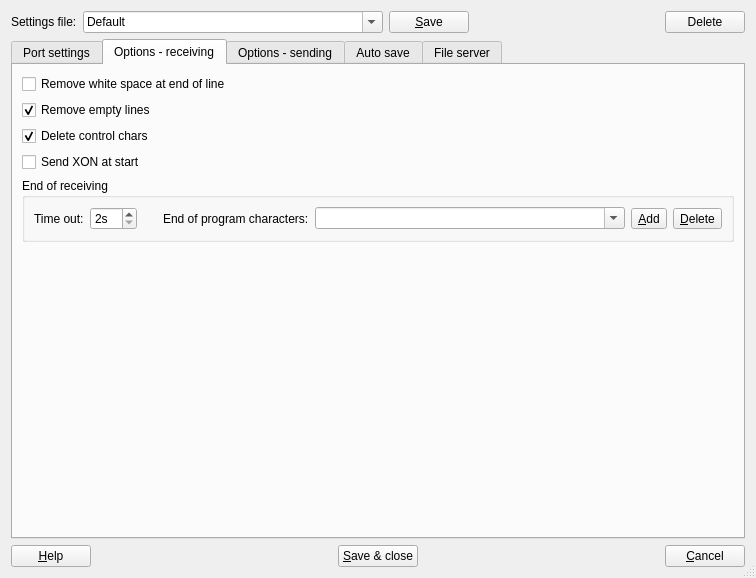
GCodeProjects/GCodeWorkShop, file src/serialportconfigdialog.ui: the form before one commit.
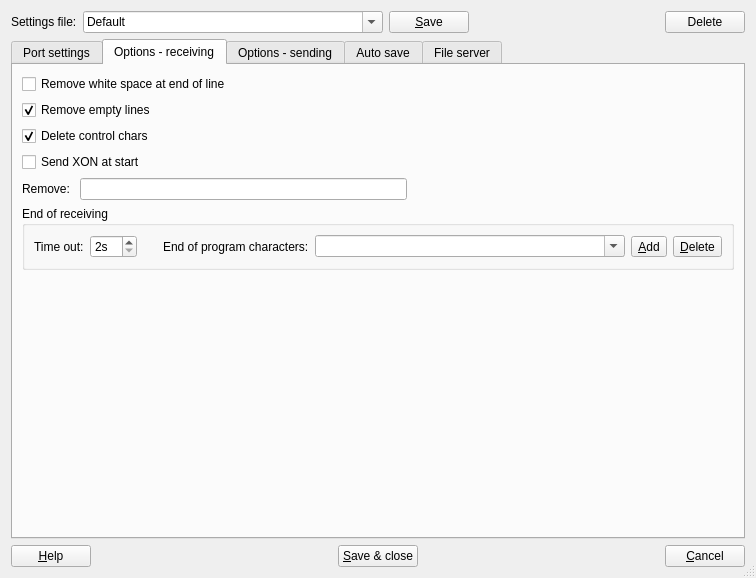
The form after the commit. The open tabs and pages were chosen to show the change. Icons and pictures are not drawn.

```diff
--- a/src/serialportconfigdialog.ui
+++ b/src/serialportconfigdialog.ui
@@ -742,6 +742,44 @@
          </property>
         </widget>
        </item>
+       <item>
+        <layout class="QHBoxLayout" name="horizontalLayout_15">
+         <item>
+          <widget class="QLabel" name="label_22">
+           <property name="text">
+            <string>Remove: </string>
+           </property>
+          </widget>
+         </item>
+         <item>
+          <widget class="QLineEdit" name="removeLineEdit">
+           <property name="toolTip">
+            <string>Use this to remove some unwanted characters from received data.
+Vailid QtRegExp should be entered.</string>
+           </property>
+           <property name="maxLength">
+            <number>128</number>
+           </property>
+           <property name="clearButtonEnabled">
+            <bool>true</bool>
+           </property>
+          </widget>
+         </item>
+         <item>
+          <spacer name="horizontalSpacer_11">
+           <property name="orientation">
+            <enum>Qt::Horizontal</enum>
+           </property>
+           <property name="sizeHint" stdset="0">
+            <size>
+             <width>40</width>
+             <height>20</height>
+            </size>
+           </property>
+          </spacer>
+         </item>
+        </layout>
+       </item>
        <item>
         <widget class="QGroupBox" name="groupBox_6">
          <property name="title">
```
Left out of the diff: 2 changed lines with no effect on the pictures.
